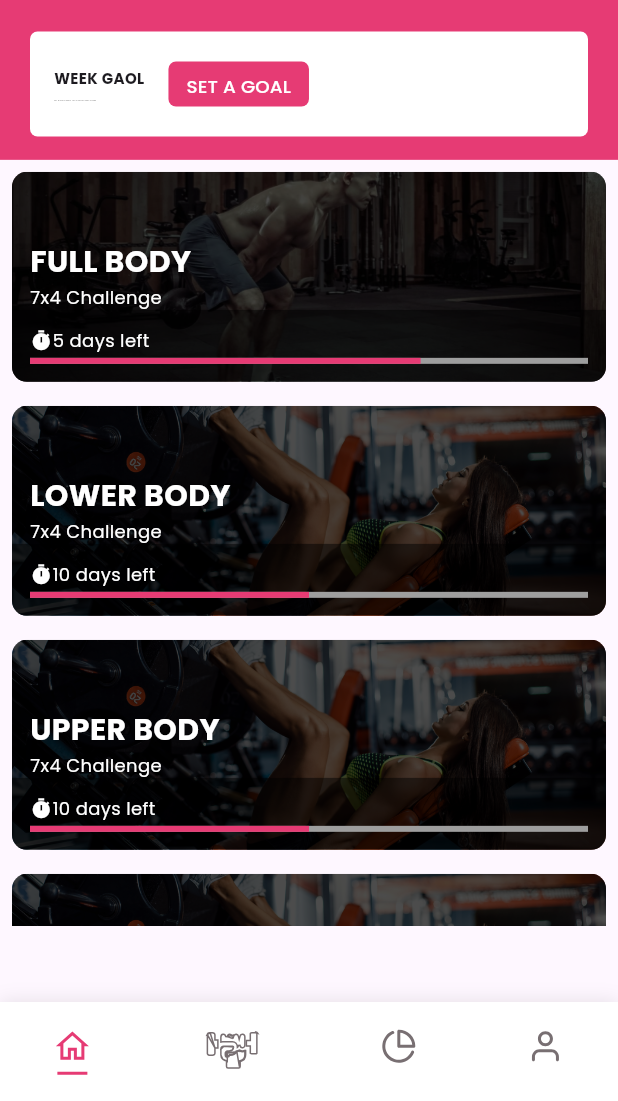
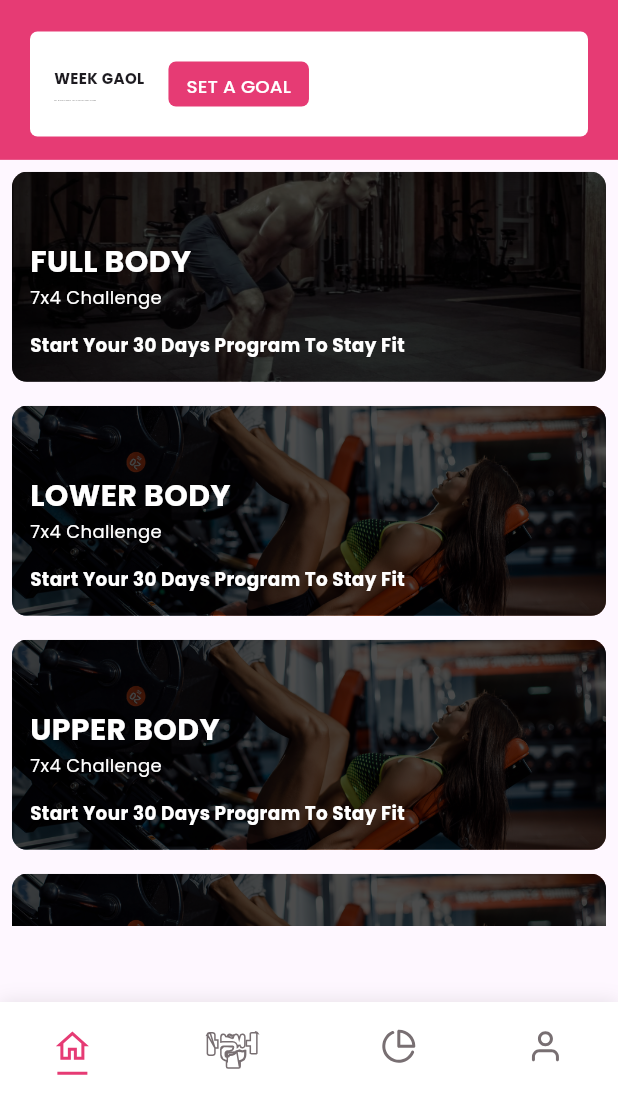
Before and after one commit to kiritoInd/fit_life, a Flutter app: the Home screen opened directly, on a phone screen of 412 x 824 dp, the part 135-1236 px from its top. Run offline on Flutter 3.47's test engine with Material 2 defaults, Android fonts, the phone set to English and light mode, and no system bars; our stand-ins replace flutter_svg, google_fonts, velocity_x.

Commit message:
Added-Program-Funtionality #001

```diff
--- a/lib/src/feature/Home/View/Home.dart
+++ b/lib/src/feature/Home/View/Home.dart
@@ -1,5 +1,6 @@
+import 'package:fit_life/src/feature/Exersices/views/ExercisesPage.dart';
 import 'package:fit_life/src/feature/Home/View/Homepage.dart';
-import 'package:fit_life/src/feature/Home/View/widgets/NavbarBottom.dart';
+import 'package:fit_life/src/feature/Home/widgets/NavbarBottom.dart';
 import 'package:flutter/material.dart';
 
 class Home extends StatefulWidget {
@@ -18,6 +19,7 @@ class _HomeState extends State<Home> {
     super.initState();
     _pages = [
       HomePage(),
+      ExercisePage(),
     ];
   }
 
--- a/lib/src/feature/Home/View/Homepage.dart
+++ b/lib/src/feature/Home/View/Homepage.dart
@@ -1,6 +1,6 @@
-import 'package:fit_life/src/feature/Home/View/widgets/CustomExTiles.dart';
-import 'package:fit_life/src/feature/Home/View/widgets/HomeTopInfo.dart';
-import 'package:fit_life/src/feature/Home/View/widgets/MainAppbar.dart';
+import 'package:fit_life/src/feature/Home/widgets/CustomExTiles.dart';
+import 'package:fit_life/src/feature/Home/widgets/HomeTopInfo.dart';
+import 'package:fit_life/src/feature/Home/widgets/MainAppbar.dart';
 import 'package:fit_life/src/res/image_assets.dart';
 import 'package:flutter/material.dart';
 
@@ -24,29 +24,29 @@ class HomePage extends StatelessWidget {
                   backgroundImage: ImageAssets.hbg1,
                   title: 'FULL BODY',
                   subtitle: '7x4 Challenge',
-                  completionPercentage: 0.7,
-                  daysLeft: 5,
+                  completionPercentage: 0.0,
+                  daysLeft: 30,
                 ),
                 CustomListItem(
                   backgroundImage: ImageAssets.hbg2,
                   title: 'LOWER BODY',
                   subtitle: '7x4 Challenge',
-                  completionPercentage: 0.5,
-                  daysLeft: 10,
+                  completionPercentage: 0.0,
+                  daysLeft: 30,
                 ),
                 CustomListItem(
                   backgroundImage: ImageAssets.hbg2,
                   title: 'UPPER BODY',
                   subtitle: '7x4 Challenge',
-                  completionPercentage: 0.5,
-                  daysLeft: 10,
+                  completionPercentage: 0.0,
+                  daysLeft: 30,
                 ),
                 CustomListItem(
                   backgroundImage: ImageAssets.hbg2,
                   title: 'CORE',
                   subtitle: '7x4 Challenge',
-                  completionPercentage: 0.5,
-                  daysLeft: 10,
+                  completionPercentage: 0.0,
+                  daysLeft: 30,
                 ),
               ],
             ),
--- a/lib/src/feature/Home/View/widgets/CustomExTiles.dart
+++ /dev/null
@@ -1,106 +0,0 @@
-import 'dart:ui'; // Import the 'ui' library for using the ImageFilter class.
-
-import 'package:fit_life/src/res/color_Pallet.dart';
-import 'package:flutter/material.dart';
-import 'package:velocity_x/velocity_x.dart';
-
-class CustomListItem extends StatelessWidget {
-  final String backgroundImage;
-  final String title;
-  final String subtitle;
-  final double completionPercentage;
-  final int daysLeft;
-
-  const CustomListItem({
-    Key? key,
-    required this.backgroundImage,
-    required this.title,
-    required this.subtitle,
-    required this.completionPercentage,
-    required this.daysLeft,
-  }) : super(key: key);
-
-  @override
-  Widget build(BuildContext context) {
-    return Container(
-      margin: EdgeInsets.all(8.0),
-      decoration: BoxDecoration(
-        borderRadius: BorderRadius.circular(10.0),
-        image: DecorationImage(
-          image: AssetImage(backgroundImage),
-          fit: BoxFit.cover,
-        ),
-      ),
-      child: ClipRRect(
-        borderRadius: BorderRadius.circular(10.0),
-        child: BackdropFilter(
-          filter: ImageFilter.blur(
-            sigmaX: 0.2,
-            sigmaY: 0.2,
-          ),
-          child: Container(
-            height: 140,
-            decoration: BoxDecoration(
-              color: Colors.black.withOpacity(0.7),
-            ),
-            child: Column(
-              crossAxisAlignment: CrossAxisAlignment.start,
-              mainAxisAlignment: MainAxisAlignment.end,
-              children: [
-                Text(
-                  title,
-                  style: TextStyle(
-                    color: Colors.white,
-                    fontSize: 20.0,
-                    fontWeight: FontWeight.bold,
-                  ),
-                ).pOnly(top: 10, left: 12, right: 12),
-                Text(
-                  subtitle,
-                  style: TextStyle(
-                    color: Colors.white,
-                    fontSize: 12.0,
-                  ),
-                ).pOnly(left: 12, right: 12),
-                Container(
-                  decoration: BoxDecoration(
-                    color: Colors.black.withOpacity(0.5),
-                  ),
-                  child: Column(
-                    mainAxisAlignment: MainAxisAlignment.spaceBetween,
-                    crossAxisAlignment: CrossAxisAlignment.center,
-                    children: [
-                      Row(
-                        children: [
-                          Icon(
-                            Icons.timer,
-                            color: ColorsPallet.white,
-                            size: 15,
-                          ),
-                          Text(
-                            '$daysLeft days left',
-                            style: TextStyle(
-                              color: Colors.white,
-                              fontSize: 12.0,
-                            ),
-                          ),
-                        ],
-                      ).pOnly(bottom: 3),
-                      LinearProgressIndicator(
-                        value: completionPercentage,
-                        backgroundColor: Colors.grey,
-                        valueColor: AlwaysStoppedAnimation<Color>(
-                          ColorsPallet.backgroundcolor,
-                        ),
-                      ),
-                    ],
-                  ).p12(),
-                ),
-              ],
-            ),
-          ),
-        ),
-      ),
-    );
-  }
-}
--- /dev/null
+++ b/lib/src/feature/Home/widgets/CustomExTiles.dart
@@ -0,0 +1,193 @@
+import 'dart:ui'; // Import the 'ui' library for using the ImageFilter class.
+
+import 'package:fit_life/src/feature/30daysprogram/views/ProgramPage.dart';
+
+import 'package:fit_life/src/res/color_Pallet.dart';
+import 'package:flutter/material.dart';
+import 'package:velocity_x/velocity_x.dart';
+
+class CustomListItem extends StatefulWidget {
+  final String backgroundImage;
+  final String title;
+  final String subtitle;
+  final double completionPercentage;
+  final int daysLeft;
+
+  const CustomListItem({
+    Key? key,
+    required this.backgroundImage,
+    required this.title,
+    required this.subtitle,
+    required this.completionPercentage,
+    required this.daysLeft,
+  }) : super(key: key);
+
+  @override
+  _CustomListItemState createState() => _CustomListItemState();
+}
+
+class _CustomListItemState extends State<CustomListItem> {
+  bool _isStarted = false;
+
+  @override
+  Widget build(BuildContext context) {
+    return GestureDetector(
+      onTap: () {
+        if (!_isStarted) {
+          _showStartWorkoutDialog(context);
+        } else {
+          Navigator.push(
+            context,
+            MaterialPageRoute(
+              builder: (context) => ProgramPage(),
+            ),
+          );
+        }
+      },
+      child: Container(
+        margin: EdgeInsets.all(8.0),
+        decoration: BoxDecoration(
+          borderRadius: BorderRadius.circular(10.0),
+          image: DecorationImage(
+            image: AssetImage(widget.backgroundImage),
+            fit: BoxFit.cover,
+          ),
+        ),
+        child: ClipRRect(
+          borderRadius: BorderRadius.circular(10.0),
+          child: BackdropFilter(
+            filter: ImageFilter.blur(
+              sigmaX: 0.2,
+              sigmaY: 0.2,
+            ),
+            child: Container(
+              height: 140,
+              decoration: BoxDecoration(
+                color: Colors.black.withOpacity(0.7),
+              ),
+              child: Column(
+                crossAxisAlignment: CrossAxisAlignment.start,
+                mainAxisAlignment: MainAxisAlignment.end,
+                children: [
+                  Text(
+                    widget.title,
+                    style: TextStyle(
+                      color: Colors.white,
+                      fontSize: 20.0,
+                      fontWeight: FontWeight.bold,
+                    ),
+                  ).pOnly(top: 10, left: 12, right: 12),
+                  Text(
+                    widget.subtitle,
+                    style: TextStyle(
+                      color: Colors.white,
+                      fontSize: 12.0,
+                    ),
+                  ).pOnly(left: 12, right: 12),
+                  _isStarted
+                      ? Container(
+                          decoration: BoxDecoration(
+                            color: Colors.black.withOpacity(0.5),
+                          ),
+                          child: Column(
+                            mainAxisAlignment: MainAxisAlignment.spaceBetween,
+                            crossAxisAlignment: CrossAxisAlignment.center,
+                            children: [
+                              Row(
+                                children: [
+                                  Icon(
+                                    Icons.timer,
+                                    color: Colors.white,
+                                    size: 15,
+                                  ),
+                                  Text(
+                                    '${widget.daysLeft} days left',
+                                    style: TextStyle(
+                                      color: Colors.white,
+                                      fontSize: 12.0,
+                                    ),
+                                  ),
+                                ],
+                              ).pOnly(bottom: 3),
+                              LinearProgressIndicator(
+                                value: widget.completionPercentage,
+                                backgroundColor: Colors.grey,
+                                valueColor: AlwaysStoppedAnimation<Color>(
+                                  ColorsPallet.backgroundcolor,
+                                ),
+                              ),
+                            ],
+                          ).p12(),
+                        )
+                      : Container(
+                          child: ("Start your 30 days program to stay fit")
+                              .text
+                              .color(ColorsPallet.white)
+                              .capitalize
+                              .bold
+                              .sm
+                              .make(),
+                        ).pOnly(left: 12, bottom: 15, top: 15),
+                ],
+              ),
+            ),
+          ),
+        ),
+      ),
+    );
+  }
+
+  void _showStartWorkoutDialog(BuildContext context) {
+    showDialog(
+      context: context,
+      builder: (BuildContext context) {
+        return AlertDialog(
+          title: Text(
+            "Start 30-day Workout?",
+            style: TextStyle(
+              fontSize: 15,
+              fontWeight: FontWeight.bold,
+            ),
+          ),
+          content: Text("Do you want to start this 30-day workout session?"),
+          actions: [
+            TextButton(
+              onPressed: () {
+                Navigator.of(context).pop();
+              },
+              child: Text(
+                "Cancel",
+                style: TextStyle(
+                  fontSize: 15,
+                  fontWeight: FontWeight.bold,
+                ),
+              ),
+            ),
+            TextButton(
+              onPressed: () {
+                setState(() {
+                  _isStarted = true;
+                  Navigator.of(context).pop();
+                });
+                // Navigate to the new page after starting the workout.
+                Navigator.push(
+                  context,
+                  MaterialPageRoute(
+                    builder: (context) => ProgramPage(),
+                  ),
+                );
+              },
+              child: Text(
+                "Start",
+                style: TextStyle(
+                  fontSize: 15,
+                  fontWeight: FontWeight.bold,
+                ),
+              ),
+            ),
+          ],
+        );
+      },
+    );
+  }
+}
--- a/lib/src/feature/Home/View/widgets/HomeTopInfo.dart
+++ b/lib/src/feature/Home/widgets/HomeTopInfo.dart
@@ -1,4 +1,4 @@
-import 'package:fit_life/src/feature/Home/View/widgets/CounterWorkoutClock.dart';
+import 'package:fit_life/src/feature/Home/widgets/CounterWorkoutClock.dart';
 
 import 'package:fit_life/src/res/color_Pallet.dart';
 import 'package:fit_life/src/res/image_assets.dart';
--- a/lib/src/feature/Home/View/widgets/MainAppbar.dart
+++ b/lib/src/feature/Home/widgets/MainAppbar.dart
@@ -5,16 +5,21 @@ import 'package:velocity_x/velocity_x.dart';
 
 class CustomAppbar extends StatelessWidget {
   final String title;
+  final autoimplyleadingf;
 
   const CustomAppbar({
     Key? key,
     required this.title,
+    this.autoimplyleadingf = false,
   }) : super(key: key);
 
   @override
   Widget build(BuildContext context) {
     return AppBar(
-      automaticallyImplyLeading: false,
+      automaticallyImplyLeading: autoimplyleadingf,
+      iconTheme: IconThemeData(
+        color: Colors.white, // Change the color to your desired color
+      ),
       backgroundColor: ColorsPallet.backgroundcolor,
       title: title.text.bold.color(Colors.white).make(),
       actions: [
--- a/lib/src/res/image_assets.dart
+++ b/lib/src/res/image_assets.dart
@@ -19,4 +19,6 @@ class ImageAssets {
   static const svl2 = "$base/l2.svg";
   static const svl3 = "$base/l3.svg";
   static const svl4 = "$base/l4.svg";
+
+  static const wr1 = "$base/wr1.png";
 }
```
Also changed, not shown: lib/src/feature/30daysprogram/views/ProgramPage.dart (added, +19 -0 lines), lib/src/feature/Exersices/views/ExercisesPage.dart (added, +109 -0 lines), assets/images/wr1.png (added), lib/src/feature/Home/widgets/CounterWorkoutClock.dart (renamed from lib/src/feature/Home/View/widgets/CounterWorkoutClock.dart), lib/src/feature/Home/widgets/NavbarBottom.dart (renamed from lib/src/feature/Home/View/widgets/NavbarBottom.dart).
